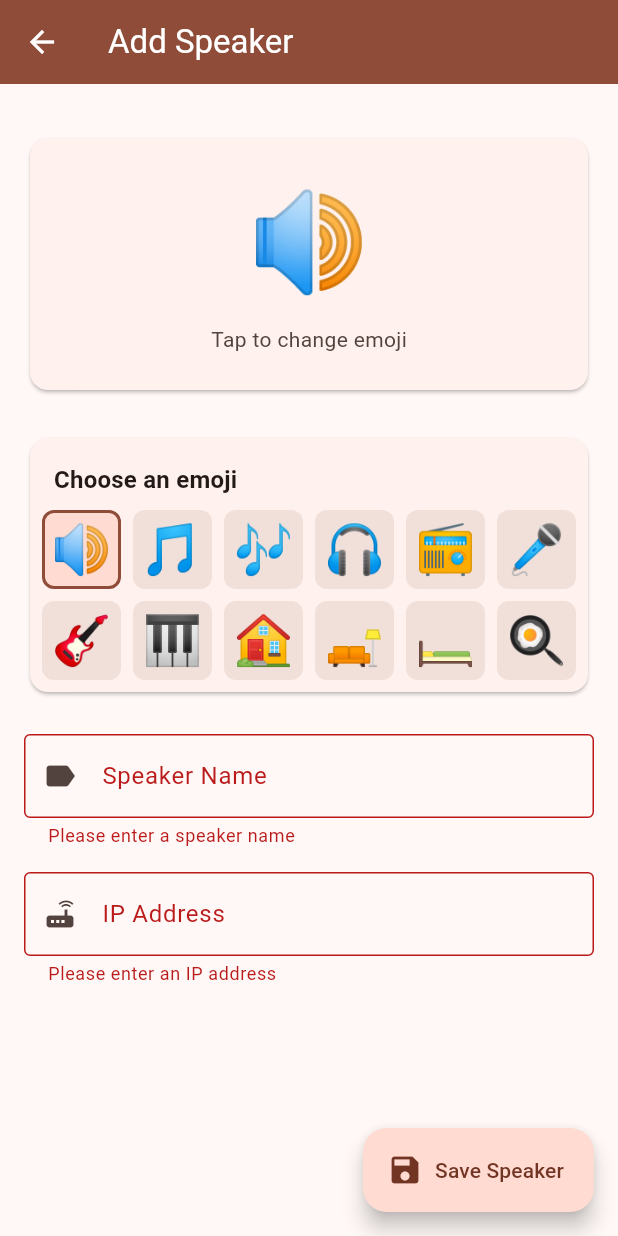
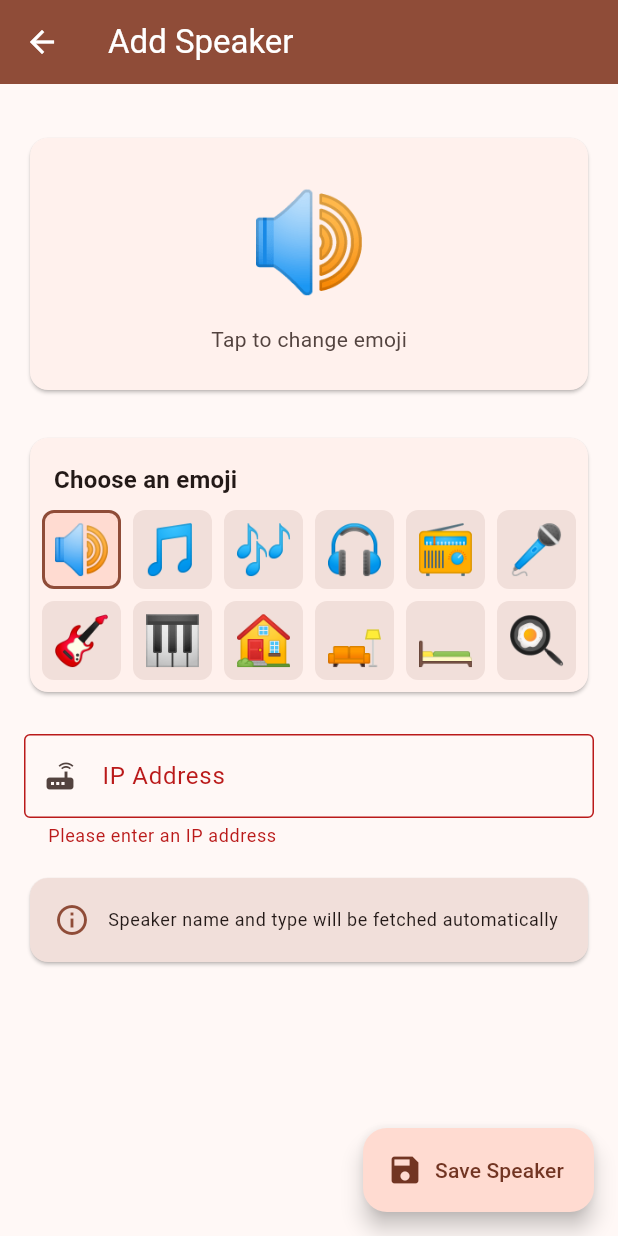
Before and after one commit to julius-d/ueberboese-app, a Flutter app: the AddSpeakerPage screen opened directly, after a tap on "Tap to change emoji", after a tap on "Save Speaker", on a phone screen of 412 x 824 dp. Run offline on Flutter 3.47's test engine with Material 3 defaults, Android fonts, the phone set to English and light mode, and no system bars.

Commit message:
feat: fetch speaker type on store

```diff
--- a/lib/main.dart
+++ b/lib/main.dart
@@ -33,30 +33,35 @@ class MyAppState extends ChangeNotifier {
       name: 'Living Room Speaker',
       emoji: '🔊',
       ipAddress: '192.168.1.101',
+      type: 'SoundTouch 10',
     ),
     const Speaker(
       id: '2',
       name: 'Bedroom Speaker',
       emoji: '🎵',
       ipAddress: '192.168.1.102',
+      type: 'SoundTouch 20',
     ),
     const Speaker(
       id: '3',
       name: 'Kitchen Speaker',
       emoji: '🎶',
       ipAddress: '192.168.1.103',
+      type: 'SoundTouch 30',
     ),
     const Speaker(
       id: '4',
       name: 'Office Speaker',
       emoji: '🎧',
       ipAddress: '192.168.1.104',
+      type: 'SoundTouch 10',
     ),
     const Speaker(
       id: '5',
       name: 'Garage Speaker',
       emoji: '📻',
       ipAddress: '192.168.1.105',
+      type: 'SoundTouch 300',
     ),
   ];
 
--- a/lib/models/speaker.dart
+++ b/lib/models/speaker.dart
@@ -3,12 +3,14 @@ class Speaker {
   final String name;
   final String emoji;
   final String ipAddress;
+  final String? type;
 
   const Speaker({
     required this.id,
     required this.name,
     required this.emoji,
     required this.ipAddress,
+    this.type,
   });
 
   @override
--- a/lib/pages/add_speaker_page.dart
+++ b/lib/pages/add_speaker_page.dart
@@ -3,6 +3,7 @@ import 'package:provider/provider.dart';
 import '../models/speaker.dart';
 import '../main.dart';
 import '../widgets/emoji_selector.dart';
+import '../services/speaker_api_service.dart';
 
 class AddSpeakerPage extends StatefulWidget {
   const AddSpeakerPage({Key? key}) : super(key: key);
@@ -13,14 +14,14 @@ class AddSpeakerPage extends StatefulWidget {
 
 class _AddSpeakerPageState extends State<AddSpeakerPage> {
   final _formKey = GlobalKey<FormState>();
-  final _nameController = TextEditingController();
   final _ipController = TextEditingController();
+  final _apiService = SpeakerApiService();
   String _selectedEmoji = '🔊';
   bool _showEmojiSelector = false;
+  bool _isLoading = false;
 
   @override
   void dispose() {
-    _nameController.dispose();
     _ipController.dispose();
     super.dispose();
   }
@@ -45,18 +46,54 @@ class _AddSpeakerPageState extends State<AddSpeakerPage> {
     return true;
   }
 
-  void _saveSpeaker() {
-    if (_formKey.currentState!.validate()) {
+  Future<void> _saveSpeaker() async {
+    if (!_formKey.currentState!.validate()) {
+      return;
+    }
+
+    setState(() {
+      _isLoading = true;
+    });
+
+    try {
+      final ipAddress = _ipController.text.trim();
+      final speakerInfo = await _apiService.fetchSpeakerInfo(ipAddress);
+
+      if (!mounted) return;
+
       final appState = context.read<MyAppState>();
       final newSpeaker = Speaker(
         id: DateTime.now().millisecondsSinceEpoch.toString(),
-        name: _nameController.text.trim(),
+        name: speakerInfo.name,
         emoji: _selectedEmoji,
-        ipAddress: _ipController.text.trim(),
+        ipAddress: ipAddress,
+        type: speakerInfo.type,
       );
 
       appState.addSpeaker(newSpeaker);
       Navigator.pop(context);
+    } catch (e) {
+      if (!mounted) return;
+
+      setState(() {
+        _isLoading = false;
+      });
+
+      showDialog(
+        context: context,
+        builder: (context) => AlertDialog(
+          title: const Text('Error'),
+          content: Text(
+            'Failed to fetch speaker information.\n\n${e.toString()}',
+          ),
+          actions: [
+            TextButton(
+              onPressed: () => Navigator.pop(context),
+              child: const Text('OK'),
+            ),
+          ],
+        ),
+      );
     }
   }
 
@@ -70,7 +107,9 @@ class _AddSpeakerPageState extends State<AddSpeakerPage> {
         backgroundColor: theme.colorScheme.primary,
         foregroundColor: theme.colorScheme.onPrimary,
       ),
-      body: Form(
+      body: Stack(
+        children: [
+          Form(
             key: _formKey,
             child: ListView(
               padding: const EdgeInsets.all(16),
@@ -79,7 +118,9 @@ class _AddSpeakerPageState extends State<AddSpeakerPage> {
                 // Emoji Selector
                 Card(
                   child: InkWell(
-                onTap: () {
+                    onTap: _isLoading
+                        ? null
+                        : () {
                             setState(() {
                               _showEmojiSelector = !_showEmojiSelector;
                             });
@@ -119,23 +160,6 @@ class _AddSpeakerPageState extends State<AddSpeakerPage> {
                     ),
                   ),
                 if (_showEmojiSelector) const SizedBox(height: 24),
-            // Name Field
-            TextFormField(
-              controller: _nameController,
-              decoration: const InputDecoration(
-                labelText: 'Speaker Name',
-                hintText: 'e.g., Living Room Speaker',
-                border: OutlineInputBorder(),
-                prefixIcon: Icon(Icons.label),
-              ),
-              validator: (value) {
-                if (value == null || value.trim().isEmpty) {
-                  return 'Please enter a speaker name';
-                }
-                return null;
-              },
-            ),
-            const SizedBox(height: 16),
                 // IP Address Field
                 TextFormField(
                   controller: _ipController,
@@ -146,6 +170,7 @@ class _AddSpeakerPageState extends State<AddSpeakerPage> {
                     prefixIcon: Icon(Icons.router),
                   ),
                   keyboardType: TextInputType.number,
+                  enabled: !_isLoading,
                   validator: (value) {
                     if (value == null || value.trim().isEmpty) {
                       return 'Please enter an IP address';
@@ -156,12 +181,55 @@ class _AddSpeakerPageState extends State<AddSpeakerPage> {
                     return null;
                   },
                 ),
-            const SizedBox(height: 24),
+                const SizedBox(height: 16),
+                // Info text
+                Card(
+                  color: theme.colorScheme.surfaceContainerHighest,
+                  child: Padding(
+                    padding: const EdgeInsets.all(16.0),
+                    child: Row(
+                      children: [
+                        Icon(
+                          Icons.info_outline,
+                          color: theme.colorScheme.primary,
+                        ),
+                        const SizedBox(width: 12),
+                        Expanded(
+                          child: Text(
+                            'Speaker name and type will be fetched automatically',
+                            style: theme.textTheme.bodySmall,
+                          ),
+                        ),
                       ],
                     ),
                   ),
+                ),
+              ],
+            ),
+          ),
+          if (_isLoading)
+            Container(
+              color: Colors.black54,
+              child: const Center(
+                child: Card(
+                  child: Padding(
+                    padding: EdgeInsets.all(24.0),
+                    child: Column(
+                      mainAxisSize: MainAxisSize.min,
+                      children: [
+                        CircularProgressIndicator(),
+                        SizedBox(height: 16),
+                        Text('Fetching speaker information...'),
+                      ],
+                    ),
+                  ),
+                ),
+              ),
+            ),
+        ],
+      ),
       floatingActionButton: FloatingActionButton.extended(
-        onPressed: _saveSpeaker,
+        onPressed: _isLoading ? null : _saveSpeaker,
         icon: const Icon(Icons.save),
         label: const Text('Save Speaker'),
       ),
--- a/pubspec.yaml
+++ b/pubspec.yaml
@@ -11,6 +11,8 @@ dependencies:
     sdk: flutter
   english_words: ^4.0.0
   provider: ^6.1.5
+  http: ^1.1.0
+  xml: ^6.3.0
 
 dev_dependencies:
   flutter_test:
```
Also changed, not shown: lib/pages/speaker_detail_page.dart (+27 -0 lines), pubspec.lock, 4 other files. Lines whose indentation alone changed are shown as unchanged.
